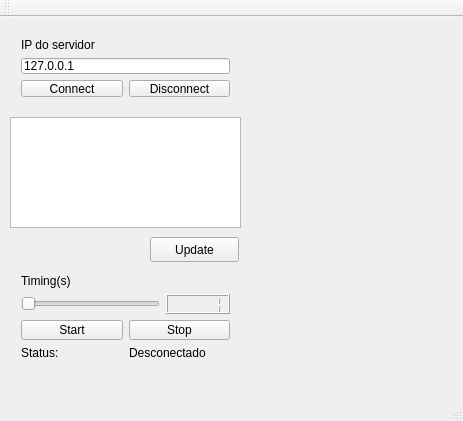
matscats/qtsupervisory, file QtTcpClientConsumer/mainwindow.ui: the form before one commit.
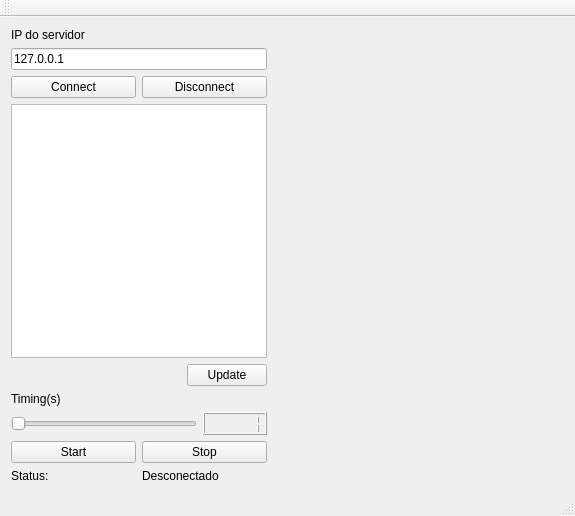
The form after the commit. Custom widgets are drawn as their Qt base class.

What changed in the file:
```diff
--- a/QtTcpClientConsumer/mainwindow.ui
+++ b/QtTcpClientConsumer/mainwindow.ui
@@ -6,46 +6,18 @@
    <rect>
     <x>0</x>
     <y>0</y>
-    <width>463</width>
-    <height>421</height>
+    <width>575</width>
+    <height>516</height>
    </rect>
   </property>
   <property name="windowTitle">
    <string>MainWindow</string>
   </property>
   <widget class="QWidget" name="centralWidget">
-   <widget class="QPushButton" name="pushButtonUpdate">
-    <property name="geometry">
-     <rect>
-      <x>150</x>
-      <y>220</y>
-      <width>89</width>
-      <height>25</height>
-     </rect>
-    </property>
-    <property name="text">
-     <string>Update</string>
-    </property>
-   </widget>
-   <widget class="QListWidget" name="listWidgetIP">
-    <property name="geometry">
-     <rect>
-      <x>10</x>
-      <y>100</y>
-      <width>231</width>
-      <height>111</height>
-     </rect>
-    </property>
-   </widget>
-   <widget class="QWidget" name="layoutWidget">
-    <property name="geometry">
-     <rect>
-      <x>10</x>
-      <y>10</y>
-      <width>231</width>
-      <height>81</height>
-     </rect>
-    </property>
+   <layout class="QHBoxLayout" name="horizontalLayout_4" stretch="0,100">
+    <item>
+     <layout class="QVBoxLayout" name="verticalLayout">
+      <item>
     <layout class="QGridLayout" name="gridLayout">
      <item row="0" column="0" colspan="2">
       <widget class="QLabel" name="label">
@@ -76,16 +48,35 @@
       </widget>
      </item>
     </layout>
-   </widget>
-   <widget class="QWidget" name="layoutWidget">
-    <property name="geometry">
-     <rect>
-      <x>10</x>
-      <y>246</y>
-      <width>231</width>
-      <height>108</height>
-     </rect>
-    </property>
+      </item>
+      <item>
+       <widget class="QListWidget" name="listWidgetIP"/>
+      </item>
+      <item>
+       <layout class="QHBoxLayout" name="horizontalLayout_3">
+        <item>
+         <spacer name="horizontalSpacer">
+          <property name="orientation">
+           <enum>Qt::Horizontal</enum>
+          </property>
+          <property name="sizeHint" stdset="0">
+           <size>
+            <width>40</width>
+            <height>20</height>
+           </size>
+          </property>
+         </spacer>
+        </item>
+        <item>
+         <widget class="QPushButton" name="pushButtonUpdate">
+          <property name="text">
+           <string>Update</string>
+          </property>
+         </widget>
+        </item>
+       </layout>
+      </item>
+      <item>
     <layout class="QGridLayout" name="gridLayout_3">
      <item row="0" column="0" colspan="2">
       <widget class="QLabel" name="label_2">
@@ -155,17 +146,13 @@
       </widget>
      </item>
     </layout>
-   </widget>
-   <widget class="Plotter" name="widget" native="true">
-    <property name="geometry">
-     <rect>
-      <x>250</x>
-      <y>10</y>
-      <width>211</width>
-      <height>341</height>
-     </rect>
-    </property>
-   </widget>
+      </item>
+     </layout>
+    </item>
+    <item>
+     <widget class="Plotter" name="widget" native="true"/>
+    </item>
+   </layout>
   </widget>
   <widget class="QMenuBar" name="menuBar">
    <property name="geometry">
```
Left out of the diff: 2 changed lines with no effect on the pictures. Lines whose indentation alone changed are shown as unchanged.
